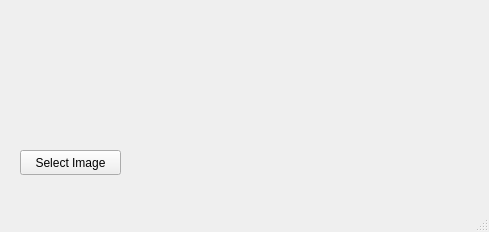
Qt form forms/mainwindow.ui (oguzhan1857/QTProject) before a commit.
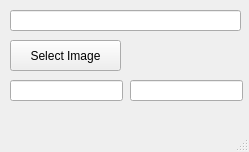
The same form after that commit.

```diff
--- a/forms/mainwindow.ui
+++ b/forms/mainwindow.ui
@@ -6,8 +6,8 @@
    <rect>
     <x>0</x>
     <y>0</y>
-    <width>489</width>
-    <height>232</height>
+    <width>249</width>
+    <height>152</height>
    </rect>
   </property>
   <property name="windowTitle">
@@ -17,16 +17,46 @@
    <widget class="QPushButton" name="pushButton">
     <property name="geometry">
      <rect>
-      <x>20</x>
-      <y>150</y>
-      <width>101</width>
-      <height>25</height>
+      <x>10</x>
+      <y>40</y>
+      <width>111</width>
+      <height>31</height>
      </rect>
     </property>
     <property name="text">
      <string>Select Image</string>
     </property>
    </widget>
+   <widget class="QLineEdit" name="imgWidth_LineEdit">
+    <property name="geometry">
+     <rect>
+      <x>10</x>
+      <y>80</y>
+      <width>113</width>
+      <height>21</height>
+     </rect>
+    </property>
+   </widget>
+   <widget class="QLineEdit" name="imgHeight_LineEdit">
+    <property name="geometry">
+     <rect>
+      <x>130</x>
+      <y>80</y>
+      <width>113</width>
+      <height>21</height>
+     </rect>
+    </property>
+   </widget>
+   <widget class="QLineEdit" name="fileName_LineEdit">
+    <property name="geometry">
+     <rect>
+      <x>10</x>
+      <y>10</y>
+      <width>231</width>
+      <height>21</height>
+     </rect>
+    </property>
+   </widget>
   </widget>
   <widget class="QMenuBar" name="menubar">
    <property name="geometry">
```
Left out of the diff: 6 changed lines with no effect on the pictures.
